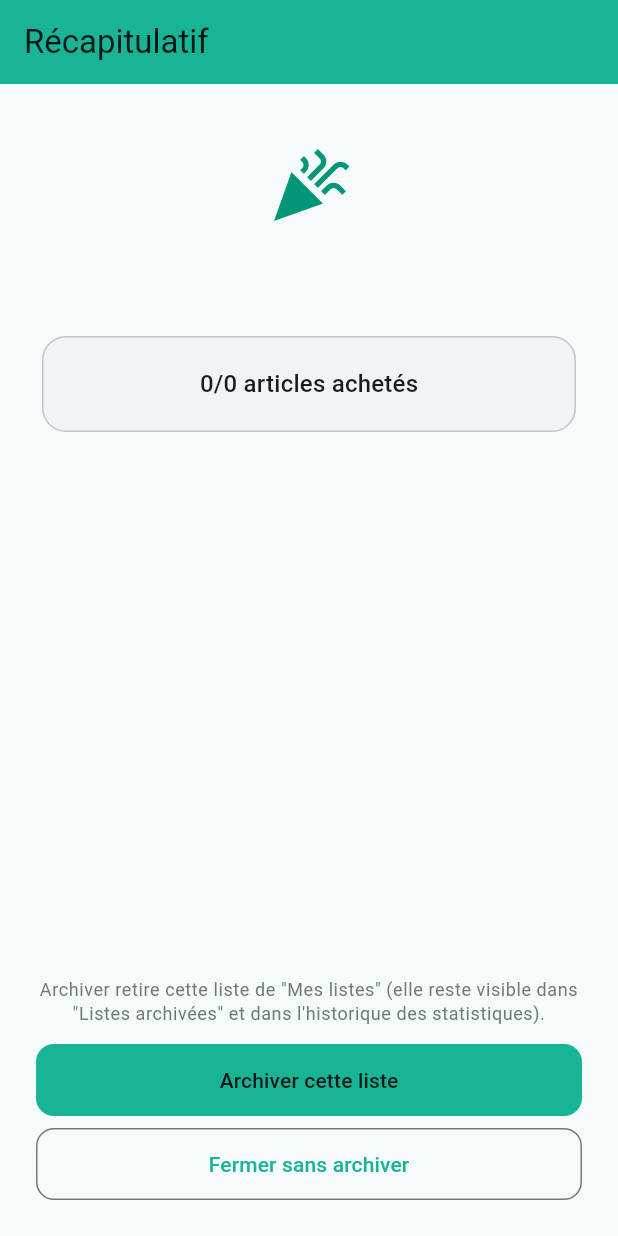
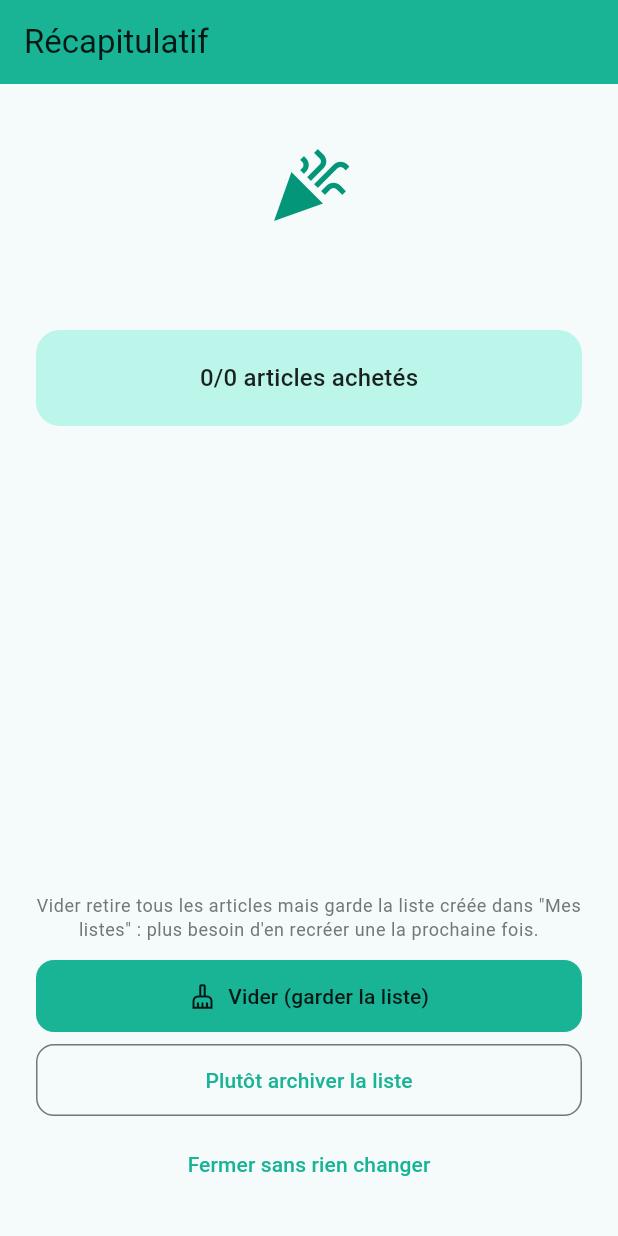
Before and after one commit to jeremygeorgesdurand-dev/SmartCart, a Flutter app: the RecapCoursesScreen screen opened directly with empty values, on a phone screen of 412 x 824 dp. Run offline on Flutter 3.47's test engine with Material 3 defaults, Android fonts, the phone set to English and light mode, and no system bars; our stand-ins replace cloud_firestore, file_picker, firebase_auth, firebase_core, firebase_crashlytics, firebase_messaging and 14 more; missing offline and left inert: firebase_app_check, google_mlkit_text_recognition, mobile_scanner, tflite_flutter; accounts and stored records are empty; project files that could hold a hidden picture were left out.

Commit message:
Fin de courses : vider la liste au lieu d'archiver (v1.5.0)
Au récapitulatif de fin de courses, l'action principale est maintenant
« Vider » : retire les articles achetés (cochés) et GARDE les non trouvés
(décochés) pour la prochaine fois, sans archiver ni supprimer la liste — elle
reste dans « Mes listes », prête à resservir. Si tout a été trouvé, la liste se
vide entièrement mais reste créée : plus besoin d'en recréer une. « Archiver »
et « Fermer » restent proposés en secondaire.

Récap embelli au passage (carte de synthèse colorée, section « non trouvés »
mise en évidence).

Co-Authored-By: Claude Opus 4.8 <noreply@anthropic.com>

```diff
--- a/lib/screens/listes_screen.dart
+++ b/lib/screens/listes_screen.dart
@@ -2413,6 +2413,19 @@ class RecapCoursesScreen extends ConsumerWidget {
     Navigator.of(context).popUntil((route) => route.isFirst);
   }
 
+  // Vide la liste des articles ACHETÉS (cochés) et garde les non trouvés
+  // (décochés) pour la prochaine fois, sans archiver ni supprimer la liste :
+  // elle reste dans "Mes listes", prête à resservir — plus besoin d'en recréer
+  // une. Si tout a été trouvé, la liste se vide entièrement mais reste créée.
+  Future<void> _viderEtFermer(BuildContext context, WidgetRef ref) async {
+    final notifier = ref.read(articlesListeProvider(liste.id).notifier);
+    final items = ref.read(articlesListeProvider(liste.id)).valueOrNull ?? [];
+    for (final i in items.where((i) => i.coche)) {
+      await notifier.supprimer(i.id);
+    }
+    if (context.mounted) _retourAccueil(context);
+  }
+
   Future<void> _archiverEtFermer(BuildContext context, WidgetRef ref) async {
     // N'attend que l'écriture locale (quasi instantanée) avant de revenir à
     // l'accueil : .modifier() attend aussi la synchro cloud, qui peut
@@ -2449,51 +2462,81 @@ class RecapCoursesScreen extends ConsumerWidget {
                   textAlign: TextAlign.center,
                   style: Theme.of(context).textTheme.titleLarge),
               const SizedBox(height: 24),
-              Card(
-                child: Padding(
+              Container(
+                width: double.infinity,
                 padding: const EdgeInsets.all(20),
+                decoration: BoxDecoration(
+                  color: Theme.of(context).colorScheme.primaryContainer,
+                  borderRadius: BorderRadius.circular(16),
+                ),
                 child: Column(
                   children: [
                     Text('$nbAchetes/$totalArticles articles achetés',
-                          style: Theme.of(context).textTheme.titleMedium),
+                        style: Theme.of(context).textTheme.titleMedium?.copyWith(
+                            color: Theme.of(context)
+                                .colorScheme
+                                .onPrimaryContainer)),
                     if (afficherPrix) ...[
                       const SizedBox(height: 12),
                       Text(
                         '${total.toStringAsFixed(2)} €',
-                          style:
-                              Theme.of(context).textTheme.headlineMedium?.copyWith(
+                        style: Theme.of(context)
+                            .textTheme
+                            .headlineMedium
+                            ?.copyWith(
                               fontWeight: FontWeight.bold,
-                                    color: Theme.of(context).colorScheme.primary,
+                              color:
+                                  Theme.of(context).colorScheme.onPrimaryContainer,
                             ),
                       ),
                       Text('dépensés',
                           style: Theme.of(context).textTheme.bodySmall?.copyWith(
-                                color: Theme.of(context).colorScheme.outline)),
-                      ],
-                    ],
-                  ),
+                              color: Theme.of(context)
+                                  .colorScheme
+                                  .onPrimaryContainer
+                                  .withValues(alpha: 0.7))),
+                    ],
+                  ],
                 ),
               ),
               if (nonTrouves.isNotEmpty) ...[
                 const SizedBox(height: 20),
                 Align(
                   alignment: Alignment.centerLeft,
-                  child: Text('Non trouvés (${nonTrouves.length})',
+                  child: Row(
+                    mainAxisSize: MainAxisSize.min,
+                    children: [
+                      Icon(Icons.search_off,
+                          size: 18, color: couleurAvertissement(context)),
+                      const SizedBox(width: 6),
+                      Text('Non trouvés (${nonTrouves.length})',
                           style: Theme.of(context).textTheme.titleSmall),
+                    ],
+                  ),
                 ),
                 const SizedBox(height: 8),
-                Card(
-                  child: Padding(
+                Container(
+                  width: double.infinity,
                   padding: const EdgeInsets.all(16),
+                  decoration: BoxDecoration(
+                    color: couleurAvertissement(context).withValues(alpha: 0.10),
+                    borderRadius: BorderRadius.circular(12),
+                    border: Border.all(
+                        color:
+                            couleurAvertissement(context).withValues(alpha: 0.3)),
+                  ),
                   child: Text(nonTrouves.join(', ')),
-                  ),
                 ),
               ],
               const Spacer(),
               Text(
-                'Archiver retire cette liste de "Mes listes" (elle reste '
-                'visible dans "Listes archivées" et dans l\'historique des '
-                'statistiques).',
+                nonTrouves.isNotEmpty
+                    ? 'Vider retire les articles achetés et garde les '
+                        '${nonTrouves.length} non trouvé(s) : la liste reste '
+                        'dans "Mes listes", prête à resservir.'
+                    : 'Vider retire tous les articles mais garde la liste '
+                        'créée dans "Mes listes" : plus besoin d\'en recréer '
+                        'une la prochaine fois.',
                 textAlign: TextAlign.center,
                 style: Theme.of(context)
                     .textTheme
@@ -2501,14 +2544,22 @@ class RecapCoursesScreen extends ConsumerWidget {
                     ?.copyWith(color: Theme.of(context).colorScheme.outline),
               ),
               const SizedBox(height: 12),
-              FilledButton(
-                onPressed: () => _archiverEtFermer(context, ref),
-                child: const Text('Archiver cette liste'),
+              FilledButton.icon(
+                onPressed: () => _viderEtFermer(context, ref),
+                icon: const Icon(Icons.cleaning_services_outlined),
+                label: Text(nonTrouves.isNotEmpty
+                    ? 'Vider et garder les non trouvés'
+                    : 'Vider (garder la liste)'),
               ),
               const SizedBox(height: 8),
               OutlinedButton(
+                onPressed: () => _archiverEtFermer(context, ref),
+                child: const Text('Plutôt archiver la liste'),
+              ),
+              const SizedBox(height: 8),
+              TextButton(
                 onPressed: () => _retourAccueil(context),
-                child: const Text('Fermer sans archiver'),
+                child: const Text('Fermer sans rien changer'),
               ),
             ],
           ),
--- a/lib/services/version_info.dart
+++ b/lib/services/version_info.dart
@@ -3,11 +3,22 @@ class VersionInfo {
   // correctif, mineur (1.2.0 → 1.3.0) pour une nouvelle fonctionnalité. Garder
   // `version` et `buildNumber` alignés avec le champ `version:` du pubspec
   // (buildNumber = numéro après le +), et ajouter une entrée dans historique.
-  static const String version = '1.4.0';
-  static const String buildNumber = '30';
+  static const String version = '1.5.0';
+  static const String buildNumber = '31';
   static const String dateMiseAJour = '18 août 2026';
 
   static const List<Release> historique = [
+    Release(
+      version: '1.5.0',
+      date: '18 août 2026',
+      changements: [
+        'Fin de courses : « Vider » la liste au lieu d\'archiver — garde les '
+            'articles non trouvés pour la prochaine fois, et si tout est '
+            'trouvé, vide la liste en la gardant créée (plus besoin d\'en '
+            'recréer une)',
+        'Récapitulatif de fin de courses embelli',
+      ],
+    ),
     Release(
       version: '1.4.0',
       date: '18 août 2026',
--- a/pubspec.yaml
+++ b/pubspec.yaml
@@ -1,7 +1,7 @@
 name: smartcart
 description: Application de liste de courses intelligente
 publish_to: 'none'
-version: 1.4.0+30
+version: 1.5.0+31
 
 environment:
   sdk: '>=3.0.0 <4.0.0'
```
Lines whose indentation alone changed are shown as unchanged.
